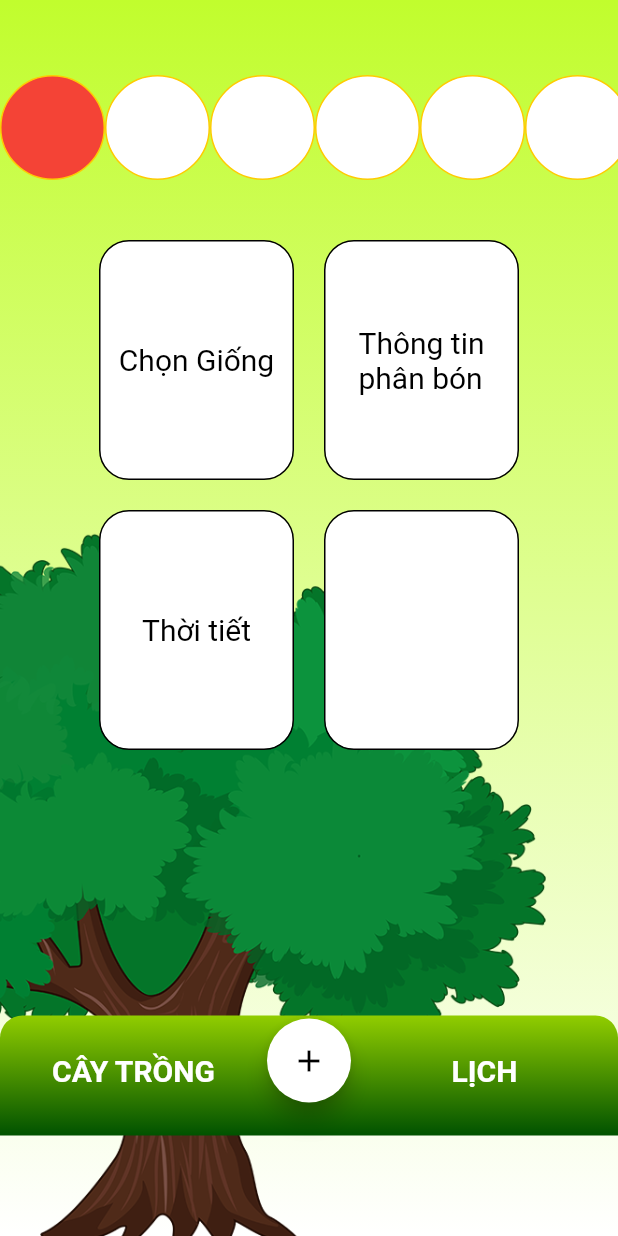
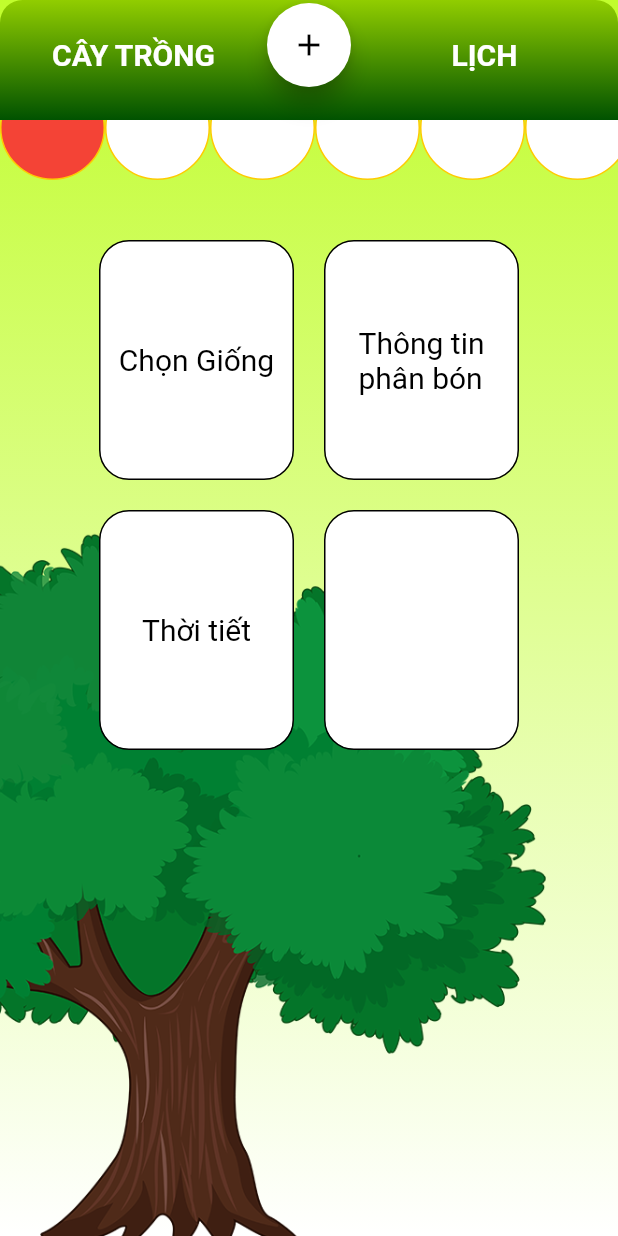
Before and after one commit to trughieu/plant_process, a Flutter app: the screen it shows after launch, on a phone screen of 412 x 824 dp. Run offline on Flutter 3.47's test engine with Material 2 defaults, Android fonts, the phone set to English and light mode, and no system bars; our stand-ins replace flutter_svg.

Commit message:
init commit

```diff
--- a/lib/HomePage/homepage.dart
+++ b/lib/HomePage/homepage.dart
@@ -32,18 +32,15 @@ class HomePage extends StatelessWidget {
               children: [
                 const Info(),
                 const Body(),
-                const SizedBox(
-                  height: 157,
-                ),
-                // Align(
-                //   alignment: Alignment.bottomCenter,
-                //   child: Column(
-                //     children: [Menubottom(context)],
-                //   ),
-                // ),
-                Menubottom(context)
               ],
             ),
+            Container(
+              child: Row(
+                children: [
+                  Menubottom(context)
+                ],
+              ),
+            )
           ],
         ),
       ),
```
